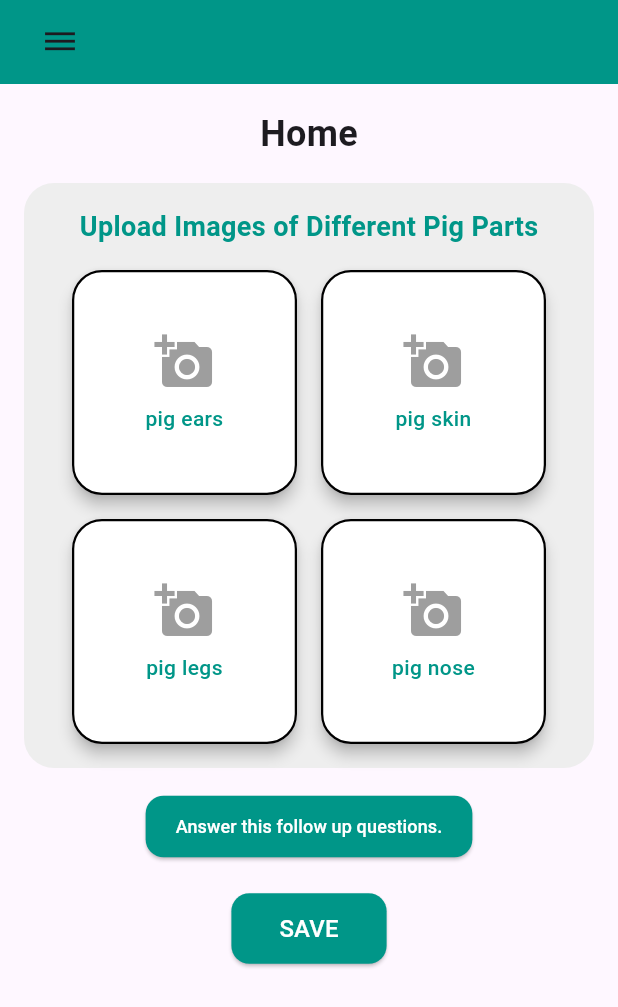
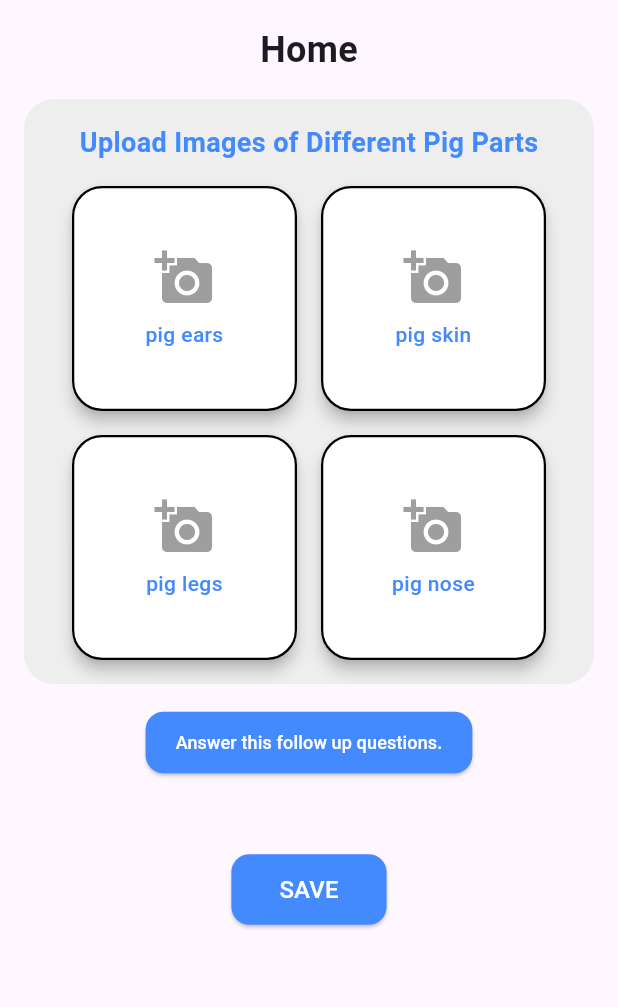
Before and after one commit to MorsHs/swine_care, a Flutter app: the HomePage screen opened by its route, on a phone screen of 412 x 824 dp. Shown: the top 1007 px of the screen. Run offline on Flutter 3.47's test engine with Material 3 defaults, Android fonts, the phone set to English and light mode, and no system bars; our stand-ins replace flutter_settings_screens, go_router, google_fonts, image_picker, lottie, smooth_page_indicator.

Commit message:
changing all to color blue and apply clean arch to some feature i forgot to apply.

```diff
--- a/lib/feature/homepage/presentation/pages/HomePage.dart
+++ b/lib/feature/homepage/presentation/pages/HomePage.dart
@@ -1,9 +1,9 @@
 import 'dart:io';
 import 'package:flutter/material.dart';
-import 'package:google_fonts/google_fonts.dart';
 import 'package:image_picker/image_picker.dart';
 import 'package:swine_care/feature/homepage/presentation/widget/CameraGrid.dart';
 import 'package:swine_care/feature/homepage/presentation/widget/CheckerButton.dart';
+import 'package:swine_care/feature/homepage/presentation/widget/HomeLabel.dart';
 import 'package:swine_care/feature/homepage/presentation/widget/SaveButton.dart';
 
 class HomePage extends StatefulWidget {
@@ -34,34 +34,14 @@ class _HomePageState extends State<HomePage> {
   @override
   Widget build(BuildContext context) {
     return Scaffold(
-      appBar: AppBar(
-        title: Row(
-          children: [
-            SizedBox(
-              child: IconButton(
-                onPressed: () {},
-                icon: const Icon(Icons.dehaze),
-              ),
-            ),
-          ],
-        ),
-        backgroundColor: Colors.teal,
-      ),
       body: Padding(
         padding: const EdgeInsets.all(16.0),
         child: Column(
           mainAxisAlignment: MainAxisAlignment.start,
           children: [
-            Text(
-              "Home",
-              style: GoogleFonts.concertOne(
-                fontSize: 24,
-                fontWeight: FontWeight.bold,
-              ),
-            ),
+           const HomeLabel(),
             const SizedBox(height: 16),
 
-            // Main Container
             Container(
               width: MediaQuery.of(context).size.width,
               padding: const EdgeInsets.all(16),
@@ -104,14 +84,12 @@ class _HomePageState extends State<HomePage> {
                 },
               ),
             ),
-            SizedBox(height: 15),
-            CheckerButton(),
-            SizedBox(height: 20),
-            SaveButton(),
-            SizedBox(height: 2),
+            const SizedBox(height: 15),
+            const CheckerButton(),
+            const SizedBox(height: 50),
+            const SaveButton(),
+            const SizedBox(height: 20),
           ],
-
-
         ),
       ),
     );
--- a/lib/feature/homepage/presentation/widget/CameraContainer.dart
+++ b/lib/feature/homepage/presentation/widget/CameraContainer.dart
@@ -53,7 +53,7 @@ class CameraContainer extends StatelessWidget {
                 style: GoogleFonts.concertOne(
                   fontSize: 14,
                   fontWeight: FontWeight.w500,
-                  color: Colors.teal,
+                  color: Colors.blueAccent,
                 ),
               ),
             ],
--- a/lib/feature/homepage/presentation/widget/CameraGrid.dart
+++ b/lib/feature/homepage/presentation/widget/CameraGrid.dart
@@ -34,7 +34,7 @@ class CameraGrid extends StatelessWidget {
           style: GoogleFonts.concertOne(
             fontSize: 18,
             fontWeight: FontWeight.bold,
-            color: Colors.teal,
+            color: Colors.blueAccent,
           ),
         ),
         const SizedBox(height: 16),
--- a/lib/feature/homepage/presentation/widget/CheckerButton.dart
+++ b/lib/feature/homepage/presentation/widget/CheckerButton.dart
@@ -12,7 +12,7 @@ class CheckerButton extends StatelessWidget {
 
         },
         style: ElevatedButton.styleFrom(
-          backgroundColor: Colors.teal,
+          backgroundColor: Colors.blueAccent,
           shape: RoundedRectangleBorder(
             borderRadius: BorderRadius.circular(12),
           ),
--- /dev/null
+++ b/lib/feature/homepage/presentation/widget/HomeLabel.dart
@@ -0,0 +1,17 @@
+import 'package:flutter/material.dart';
+import 'package:google_fonts/google_fonts.dart';
+
+class HomeLabel extends StatelessWidget {
+  const HomeLabel({super.key});
+
+  @override
+  Widget build(BuildContext context) {
+    return Text(
+      "Home",
+      style: GoogleFonts.concertOne(
+        fontSize: 24,
+        fontWeight: FontWeight.bold,
+      ),
+    );
+  }
+}
--- a/lib/feature/homepage/presentation/widget/SaveButton.dart
+++ b/lib/feature/homepage/presentation/widget/SaveButton.dart
@@ -12,7 +12,7 @@ class SaveButton extends StatelessWidget {
 
         },
         style: ElevatedButton.styleFrom(
-          backgroundColor: Colors.teal,
+          backgroundColor: Colors.blueAccent,
           shape: RoundedRectangleBorder(
             borderRadius: BorderRadius.circular(12),
           ),
--- a/lib/feature/loadingscreen/presentation/widget/PageIndicator.dart
+++ b/lib/feature/loadingscreen/presentation/widget/PageIndicator.dart
@@ -24,7 +24,7 @@ class PageIndicator extends StatelessWidget {
             effect: ExpandingDotsEffect(
               dotWidth: 10,
               dotHeight: 10,
-              activeDotColor: Colors.deepPurpleAccent,
+              activeDotColor: Colors.blueAccent,
               dotColor: Colors.black54,
               spacing: 10,
               expansionFactor: 2,
```
Also changed, not shown: lib/feature/guide/presentation/pages/GuidePage.dart (+6 -16 lines), lib/feature/guide/presentation/widgets/SwineCareGuidesLabel.dart (added, +16 -0 lines), lib/feature/guide/presentation/widgets/SwineCareGuidesLabel2.dart (added, +16 -0 lines), lib/feature/loadingscreen/presentation/pages/LoadingScreen.dart (+6 -5 lines), lib/feature/loadingscreen/presentation/widget/GetStarted.dart (+8 -1 lines), lib/feature/loadingscreen/presentation/widget/IntroPage1.dart (+7 -3 lines), lib/feature/loadingscreen/presentation/widget/IntroPage3.dart (+8 -3 lines).
